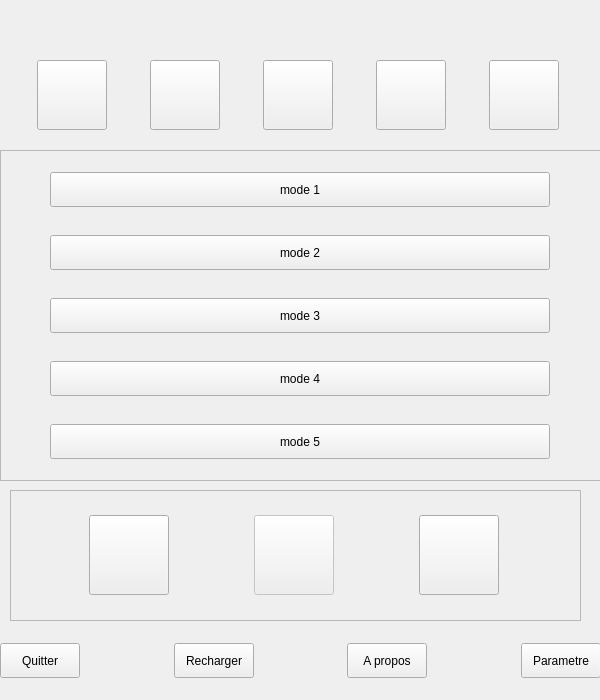
Old version of the form CArreraUI.ui in the repository Arrera-Software/Arrera-Interface.
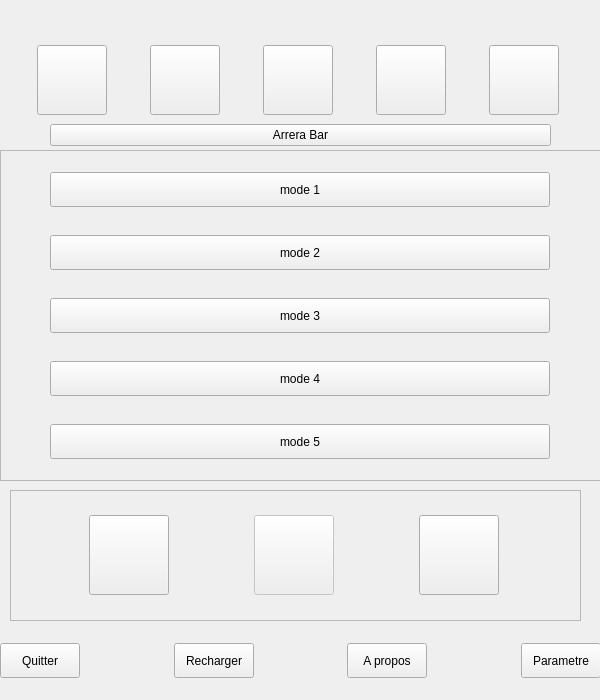
New version of the form. Icons and pictures are not drawn.

Commit message: Ajout de la fenetre arrera taskbar + creation de l'ui

Diff of the .ui file:
```diff
--- a/CArreraUI.ui
+++ b/CArreraUI.ui
@@ -36,7 +36,7 @@
       <x>0</x>
       <y>40</y>
       <width>601</width>
-      <height>111</height>
+      <height>81</height>
      </rect>
     </property>
     <layout class="QHBoxLayout" name="APP">
@@ -484,6 +484,57 @@
      <string/>
     </property>
    </widget>
+   <widget class="QWidget" name="horizontalLayoutWidget_4">
+    <property name="geometry">
+     <rect>
+      <x>0</x>
+      <y>120</y>
+      <width>601</width>
+      <height>31</height>
+     </rect>
+    </property>
+    <layout class="QHBoxLayout" name="horizontalLayout_3">
+     <item>
+      <spacer name="horizontalSpacer_4">
+       <property name="orientation">
+        <enum>Qt::Horizontal</enum>
+       </property>
+       <property name="sizeType">
+        <enum>QSizePolicy::Fixed</enum>
+       </property>
+       <property name="sizeHint" stdset="0">
+        <size>
+         <width>50</width>
+         <height>20</height>
+        </size>
+       </property>
+      </spacer>
+     </item>
+     <item>
+      <widget class="QPushButton" name="IDC_TASKBAR">
+       <property name="text">
+        <string>Arrera Bar</string>
+       </property>
+      </widget>
+     </item>
+     <item>
+      <spacer name="horizontalSpacer_5">
+       <property name="orientation">
+        <enum>Qt::Horizontal</enum>
+       </property>
+       <property name="sizeType">
+        <enum>QSizePolicy::Fixed</enum>
+       </property>
+       <property name="sizeHint" stdset="0">
+        <size>
+         <width>50</width>
+         <height>20</height>
+        </size>
+       </property>
+      </spacer>
+     </item>
+    </layout>
+   </widget>
   </widget>
  </widget>
  <resources>
```
The commit also changes 7 other files.
